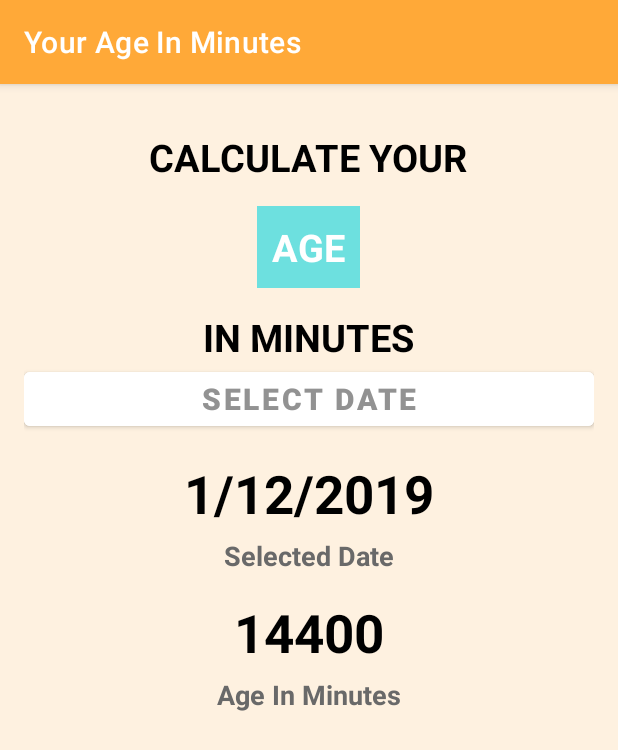
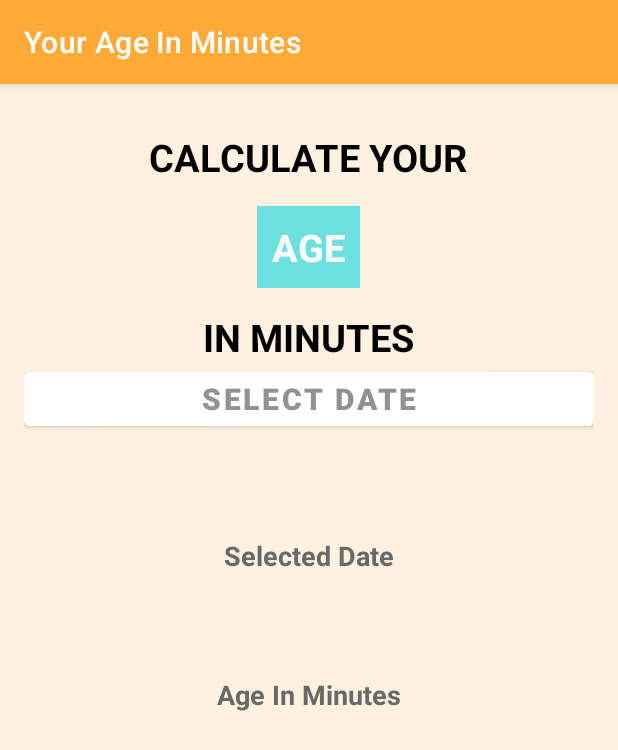
Before and after one commit to petestmart/age-in-minutes-android-kotlin, an Android app: the screen it shows after launch (MainActivity), on a phone screen of 412 x 824 dp. Shown: the top 750 px of the screen. Run offline under Robolectric (Android 15) with nearby library versions, the phone set to English and light mode, and no system bars.

```diff
--- a/app/src/main/res/layout/activity_main.xml
+++ b/app/src/main/res/layout/activity_main.xml
@@ -55,7 +55,6 @@
         android:layout_width="wrap_content"
         android:layout_height="wrap_content"
         android:layout_marginTop="15dp"
-        android:text="1/12/2019"
         android:textColor="@android:color/black"
         android:textSize="35sp"
         android:textStyle="bold" />
@@ -74,7 +73,6 @@
         android:layout_width="wrap_content"
         android:layout_height="wrap_content"
         android:layout_marginTop="15dp"
-        android:text="14400"
         android:textColor="@android:color/black"
         android:textSize="35sp"
         android:textStyle="bold" />
```
Also changed, not shown: app/src/main/java/com/example/ageinminutes/MainActivity.kt (+23 -3 lines).
